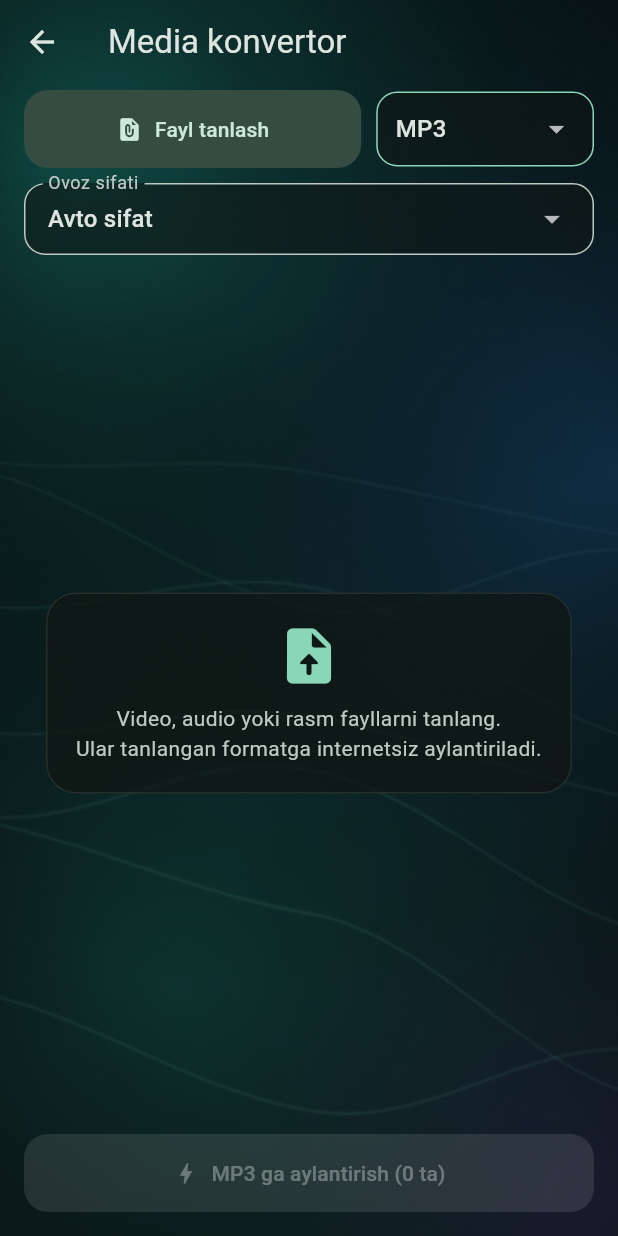
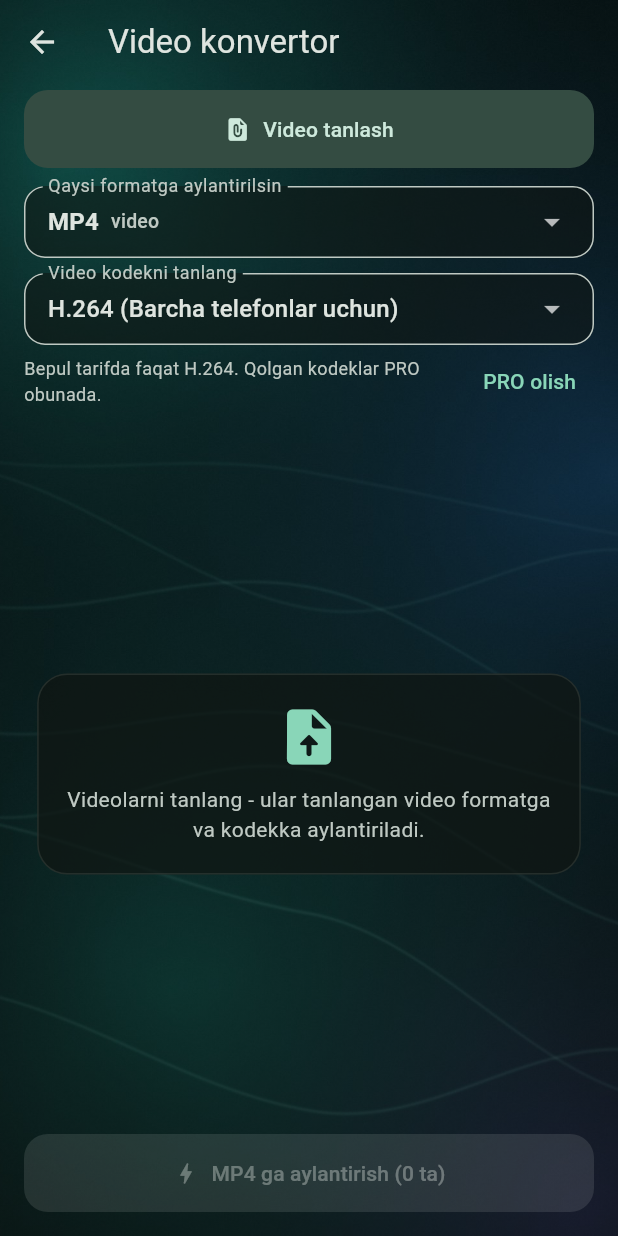
Before and after one commit to SardorSeven2010/ANYtoANY-v2, a Flutter app: the ConverterScreen screen opened directly, on a phone screen of 412 x 824 dp. Run offline on Flutter 3.47's test engine with Material 3 defaults, Android fonts, the phone set to English and light mode, and no system bars; our stand-ins replace file_picker, pdf, shared_preferences, supabase_flutter, video_player, wakelock_plus; missing offline and left inert: android_id, ffmpeg_kit_flutter_new, pdf_combiner, pdfx, photo_manager; accounts and stored records are empty.

Commit message:
Video konvertor: videoni videoga aylantirish va kodeklar darhol ko'rinadi
Muammo: "Media konvertor" ochilganda natija formati MP3 turardi, shuning
uchun kodek o'rniga "Ovoz sifati" chiqardi; formatni almashtirish tugmasi
kichik va ko'zga tashlanmas edi.

- Yangi "Video konvertor" satri: faqat video formatlar, MP4 dan
  boshlanadi, kodek maydoni darhol ko'rinadi
- "Media konvertor" ham video formatdan boshlanadi; format tanlanmagan
  bo'lsa, tanlangan fayl turiga moslanadi (video -> MP4, audio -> MP3,
  rasm -> PNG)
- Format maydoni to'liq kenglikda, "Qaysi formatga aylantirilsin"
  yozuvi bilan; ro'yxatda har bir format turi (video/audio/rasm)
  ko'rsatiladi

Co-Authored-By: Claude Fable 5.2 <noreply@anthropic.com>
Claude-Session: https://claude.ai/code/session_0166N2RFcrnEDG3QSKDTstDb

```diff
--- a/lib/screens/converter_screen.dart
+++ b/lib/screens/converter_screen.dart
@@ -8,7 +8,7 @@ import '../services/profile_service.dart';
 import 'subscription_screen.dart';
 import 'viewers.dart';
 
-enum ConverterMode { media, videoToAudio, pdfImage }
+enum ConverterMode { media, video, videoToAudio, pdfImage }
 
 // ================= KONVERTOR (INTERNETSIZ) =================
 class ConverterScreen extends StatefulWidget {
@@ -28,15 +28,19 @@ class _ConverterScreenState extends State<ConverterScreen> {
   bool _isConverting = false;
   int _completedCount = 0;
   int _failedCount = 0;
+  // Foydalanuvchi formatni o'zi tanlaganmi (tanlamagan bo'lsa, fayl turiga qarab qo'yiladi)
+  bool _formatChosen = false;
 
   List<String> get _formats => switch (widget.mode) {
-        ConverterMode.media => [...audioFormats, ...videoFormats, "gif", ...imageFormats],
+        ConverterMode.media => [...videoFormats, ...audioFormats, "gif", ...imageFormats],
+        ConverterMode.video => videoFormats,
         ConverterMode.videoToAudio => audioFormats,
         ConverterMode.pdfImage => ["pdf", ...imageFormats],
       };
 
   String get _title => switch (widget.mode) {
         ConverterMode.media => "Media konvertor",
+        ConverterMode.video => "Video konvertor",
         ConverterMode.videoToAudio => "Videodan audio",
         ConverterMode.pdfImage => "PDF va rasm",
       };
@@ -44,6 +48,8 @@ class _ConverterScreenState extends State<ConverterScreen> {
   String get _hint => switch (widget.mode) {
         ConverterMode.media =>
           "Video, audio yoki rasm fayllarni tanlang.\nUlar tanlangan formatga internetsiz aylantiriladi.",
+        ConverterMode.video =>
+          "Videolarni tanlang - ular tanlangan video formatga\nva kodekka aylantiriladi.",
         ConverterMode.videoToAudio =>
           "Videolarni tanlang - ulardan ovoz ajratib olinadi\nva tanlangan audio formatda saqlanadi.",
         ConverterMode.pdfImage =>
@@ -51,7 +57,7 @@ class _ConverterScreenState extends State<ConverterScreen> {
       };
 
   String get _pickLabel => switch (widget.mode) {
-        ConverterMode.videoToAudio => "Video tanlash",
+        ConverterMode.video || ConverterMode.videoToAudio => "Video tanlash",
         _ => "Fayl tanlash",
       };
 
@@ -63,17 +69,41 @@ class _ConverterScreenState extends State<ConverterScreen> {
   }
 
   void _onFormatChanged(String format) {
-    final bool pro = profile.proActive;
-    if (!pro && formatNeedsPro(format)) {
+    if (!profile.proActive && formatNeedsPro(format)) {
       _showProRequired("${format.toUpperCase()} formati faqat PRO obunada ochiladi.");
       return;
     }
     setState(() {
+      _formatChosen = true;
+      _applyFormat(format);
+    });
+  }
+
+  /// Formatni o'rnatadi va unga mos kodekni tanlaydi (setState ichida chaqiriladi)
+  void _applyFormat(String format) {
+    final bool pro = profile.proActive;
     _targetFormat = format;
     final available =
         codecsFor(format).map((c) => c.value).where((c) => codecAllowed(c, pro: pro)).toList();
-      if (!available.contains(_videoCodec)) _videoCodec = available.first;
-    });
+    if (available.isNotEmpty && !available.contains(_videoCodec)) _videoCodec = available.first;
+  }
+
+  /// Media konvertorda format hali tanlanmagan bo'lsa, tanlangan fayllar turiga mos format qo'yiladi:
+  /// video -> MP4, audio -> MP3, rasm -> PNG
+  String? _suggestedFormat(List<PlatformFile> files) {
+    if (widget.mode != ConverterMode.media || _formatChosen || files.isEmpty) return null;
+    if (files.every((f) => isVideoFile(f.name))) return "mp4";
+    if (files.every((f) => isAudioFile(f.name))) return "mp3";
+    if (files.every((f) => isImageFile(f.name))) return "png";
+    return null;
+  }
+
+  String _formatKind(String format) {
+    if (videoFormats.contains(format)) return "video";
+    if (audioFormats.contains(format)) return "audio";
+    if (format == "gif") return "animatsiya";
+    if (format == "pdf") return "hujjat";
+    return "rasm";
   }
 
   void _openSubscription() {
@@ -95,7 +125,9 @@ class _ConverterScreenState extends State<ConverterScreen> {
     try {
       files = switch (widget.mode) {
         ConverterMode.media => await FilePicker.pickFiles(type: FileType.any),
-        ConverterMode.videoToAudio => await FilePicker.pickFiles(type: FileType.video),
+        ConverterMode.video ||
+        ConverterMode.videoToAudio =>
+          await FilePicker.pickFiles(type: FileType.video),
         ConverterMode.pdfImage => await FilePicker.pickFiles(
             type: FileType.custom,
             allowedExtensions: ["pdf", ...imageInputs],
@@ -111,7 +143,11 @@ class _ConverterScreenState extends State<ConverterScreen> {
       _show("Bepul tarifda $freeFileLimit tagacha fayl! Ko'proq fayl uchun PRO obunani yoqing.");
       files = files.take(freeFileLimit).toList();
     }
-    setState(() => _selectedFiles = files.toList());
+    final String? suggested = _suggestedFormat(files);
+    setState(() {
+      _selectedFiles = files.toList();
+      if (suggested != null) _applyFormat(suggested);
+    });
   }
 
   Future<void> _convert() async {
@@ -217,27 +253,41 @@ class _ConverterScreenState extends State<ConverterScreen> {
         padding: const EdgeInsets.fromLTRB(16, 4, 16, 16),
         child: Column(
           children: [
-            Row(
-              children: [
-                Expanded(
+            SizedBox(
+              width: double.infinity,
               child: FilledButton.tonalIcon(
                 onPressed: _isConverting ? null : _pickFiles,
                 icon: const Icon(Icons.file_present_rounded),
                 label: Text(_pickLabel),
               ),
             ),
-                const SizedBox(width: 10),
-                _dropdownBox(
-                  DropdownButton<String>(
+            const SizedBox(height: 12),
+            InputDecorator(
+              decoration: const InputDecoration(
+                labelText: "Qaysi formatga aylantirilsin",
+                contentPadding: EdgeInsets.symmetric(horizontal: 12, vertical: 8),
+              ),
+              child: DropdownButtonHideUnderline(
+                child: DropdownButton<String>(
                   value: _targetFormat,
-                    items: _formats
-                        .map((f) => DropdownMenuItem<String>(
+                  isExpanded: true,
+                  isDense: true,
+                  items: _formats.map((f) {
+                    return DropdownMenuItem<String>(
                       value: f,
-                              child: Text(
-                                !pro && formatNeedsPro(f) ? "${f.toUpperCase()} (PRO)" : f.toUpperCase(),
+                      child: Row(
+                        children: [
+                          Text(f.toUpperCase(), style: const TextStyle(fontWeight: FontWeight.bold)),
+                          const SizedBox(width: 8),
+                          Text(
+                            _formatKind(f),
+                            style: TextStyle(fontSize: 13, color: scheme.onSurfaceVariant),
                           ),
-                            ))
-                        .toList(),
+                          if (!pro && formatNeedsPro(f)) const _ProBadge(),
+                        ],
+                      ),
+                    );
+                  }).toList(),
                   onChanged: _isConverting
                       ? null
                       : (v) {
@@ -245,7 +295,6 @@ class _ConverterScreenState extends State<ConverterScreen> {
                         },
                 ),
               ),
-              ],
             ),
             if (isVideoTarget) ...[
               const SizedBox(height: 10),
@@ -388,19 +437,6 @@ class _ConverterScreenState extends State<ConverterScreen> {
     );
   }
 
-  Widget _dropdownBox(Widget dropdown) {
-    final scheme = Theme.of(context).colorScheme;
-    return Container(
-      padding: const EdgeInsets.symmetric(horizontal: 12),
-      decoration: BoxDecoration(
-        color: scheme.surface.withValues(alpha: 0.55),
-        border: Border.all(color: scheme.primary),
-        borderRadius: BorderRadius.circular(14),
-      ),
-      child: DropdownButtonHideUnderline(child: dropdown),
-    );
-  }
-
   Widget _sectionTitle(String text) {
     return Padding(
       padding: const EdgeInsets.fromLTRB(16, 12, 16, 4),
--- a/lib/screens/home_screen.dart
+++ b/lib/screens/home_screen.dart
@@ -149,10 +149,10 @@ class _ConverterTab extends StatelessWidget {
         ListenableBuilder(listenable: profile, builder: (context, _) => _statusCard(scheme)),
         const SizedBox(height: 14),
         _ToolRow(
-          icon: Icons.transform_rounded,
-          title: "Media konvertor",
-          subtitle: "Video, audio va rasm formatlari",
-          onTap: () => _open(context, const ConverterScreen(mode: ConverterMode.media)),
+          icon: Icons.movie_filter_rounded,
+          title: "Video konvertor",
+          subtitle: "Videoni boshqa format va kodekka",
+          onTap: () => _open(context, const ConverterScreen(mode: ConverterMode.video)),
         ),
         _ToolRow(
           icon: Icons.audiotrack_rounded,
@@ -161,9 +161,15 @@ class _ConverterTab extends StatelessWidget {
           onTap: () => _open(context, const ConverterScreen(mode: ConverterMode.videoToAudio)),
         ),
         _ToolRow(
+          icon: Icons.transform_rounded,
+          title: "Media konvertor",
+          subtitle: "Audio, rasm va GIF formatlari",
+          onTap: () => _open(context, const ConverterScreen(mode: ConverterMode.media)),
+        ),
+        _ToolRow(
           icon: Icons.description_rounded,
           title: "PDF dan Word",
-          subtitle: "Word, PowerPoint, Excel (onlayn)",
+          subtitle: "Word, PowerPoint, Excel",
           pro: true,
           onTap: () => _open(context, const OnlinePdfScreen()),
         ),
```
Lines whose indentation alone changed are shown as unchanged.
